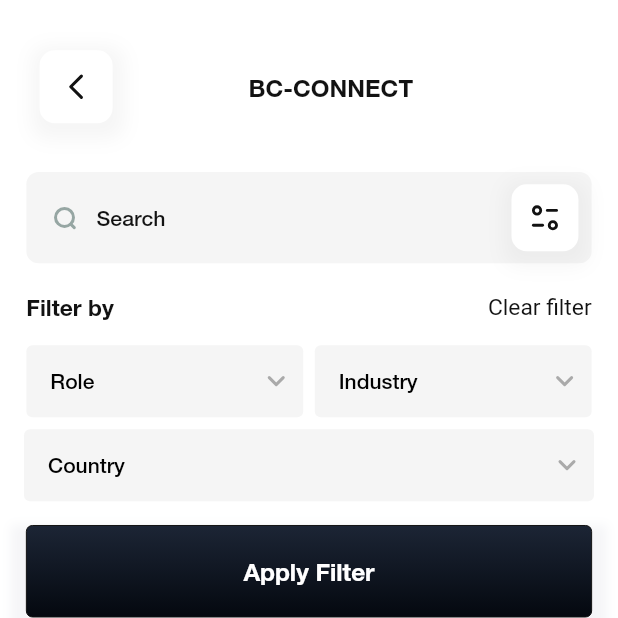
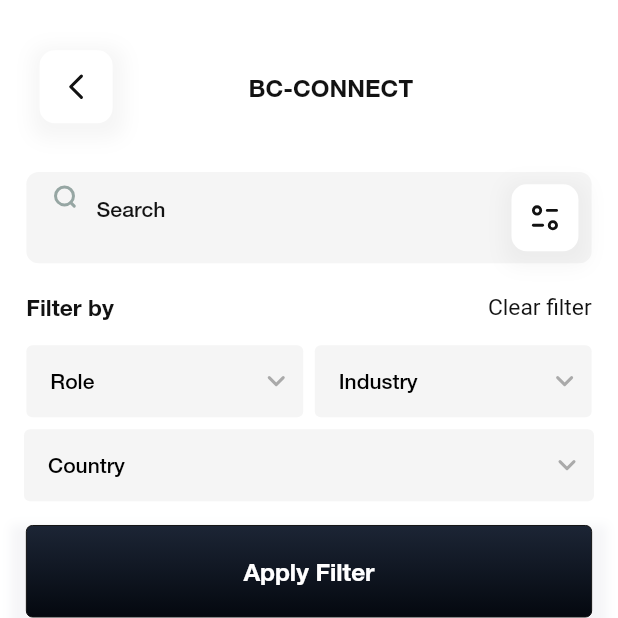
Before and after one commit to wolfsoftinternal/blac-chic-tech-mobile, a Flutter app: the screen it shows after launch, on a phone screen of 412 x 824 dp, the top half of it. Run offline on Flutter 3.47's test engine with Material 2 defaults, Android fonts, the phone set to English and light mode, and no system bars; our stand-ins replace cached_network_image, carousel_slider, chewie, circular_profile_avatar, connectivity, dotted_border and 12 more; missing offline and left inert: geocode, material_tag_editor.

Commit message:
Connect 12 Screen Design by Vaibhav

```diff
--- a/lib/UIScreen/Connect12.dart
+++ b/lib/UIScreen/Connect12.dart
@@ -70,7 +70,7 @@ class _Connect12State extends State<Connect12> {
                       color:grey_f5f5f5),
                   child: Row(
                     mainAxisAlignment: MainAxisAlignment.start,
-                    // crossAxisAlignment: CrossAxisAlignment.start,
+                    crossAxisAlignment: CrossAxisAlignment.start,
                     mainAxisSize: MainAxisSize.max,
                     children: [
                       SvgPicture.asset(search),
```
